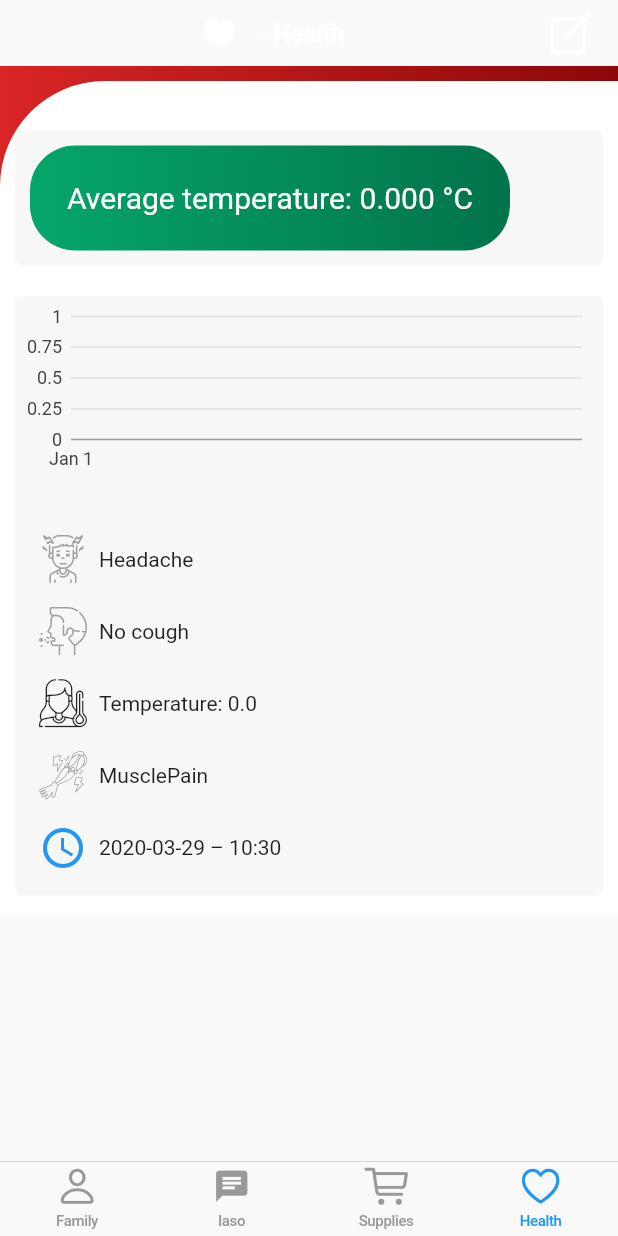
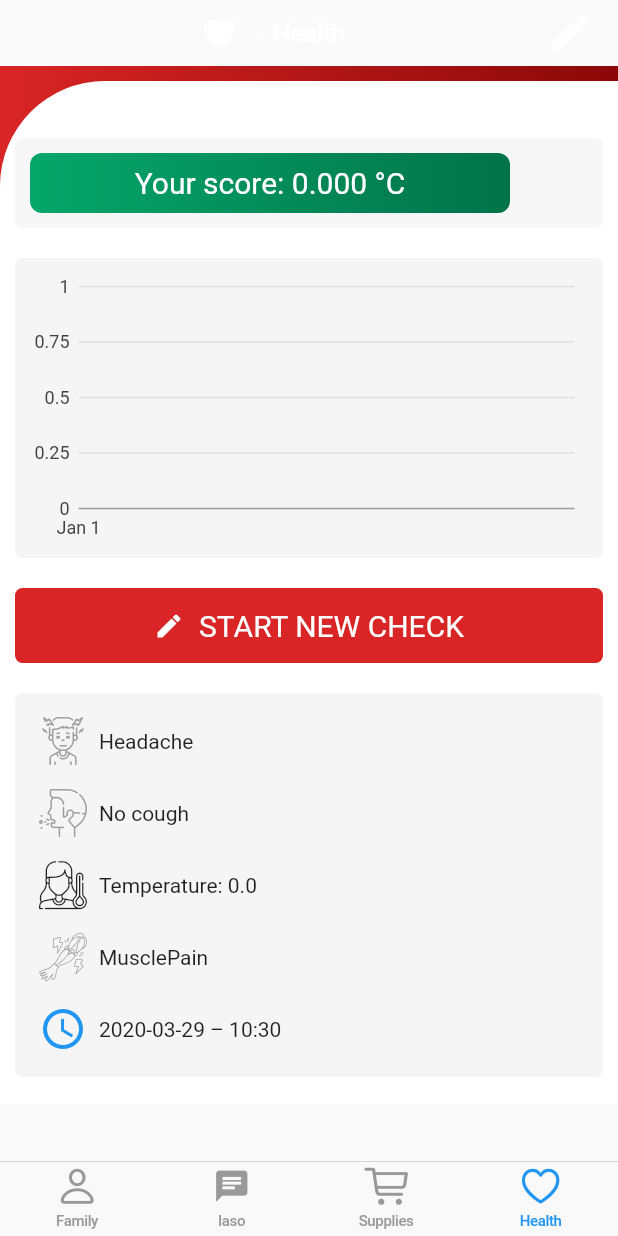
Before and after one commit to tadijam64/Iaso, a Flutter app: the Health screen opened directly, on a phone screen of 412 x 824 dp. Run offline on Flutter 3.47's test engine with Material 2 defaults, Android fonts, the phone set to English and light mode, and no system bars; our stand-ins replace charts_flutter, cloud_firestore, contacts_service, dio, flutter_local_notifications, flutter_markdown and 6 more; missing offline and left inert: dart:ffi; accounts and stored records are empty; network calls fail.

Commit message:
Male promjene dizajna.

```diff
--- a/lib/Common/Settings.dart
+++ b/lib/Common/Settings.dart
@@ -2,7 +2,7 @@ import 'package:cloud_firestore/cloud_firestore.dart';
 import 'package:flutter/material.dart';
 import 'package:get/get.dart';
 import 'package:iaso/Views/Contacts.dart';
-import 'package:iaso/Views/Family.dart';
+import 'package:iaso/Views/Daily.dart';
 import 'package:iaso/Views/LoginPhoneNumber.dart';
 import 'package:iaso/Views/Pool.dart';
 import 'package:iaso/Views/Supplies.dart';
@@ -51,7 +51,7 @@ class Settings {
           if (hasUserAddedContacts == null || !hasUserAddedContacts) {
             Get.off(Contacts());
           } else {
-            Get.off(Family());
+            Get.off(Daily());
           }
         }
       });
--- a/lib/Views/Health.dart
+++ b/lib/Views/Health.dart
@@ -80,7 +80,7 @@ class HealthState extends State<Health> {
                   trailing: GestureDetector(
                       onTap: () => {Get.to(AddHealthRecord())},
                       child: Icon(
-                        CupertinoIcons.create_solid,
+                        Icons.create,
                         color: Colors.white,
                       )),
                 ),
@@ -112,7 +112,7 @@ class HealthState extends State<Health> {
   _content(String userID) {
     return SingleChildScrollView(
         child: Padding(
-      padding: EdgeInsets.symmetric(horizontal: 10, vertical: 13),
+      padding: EdgeInsets.symmetric(horizontal: 10, vertical: 18),
       child: Column(
         children: <Widget>[
           SizedBox(
@@ -124,7 +124,6 @@ class HealthState extends State<Health> {
           ),
           Container(
             width: double.infinity,
-            height: 400,
             decoration: BoxDecoration(
                 color: Color(0xFFF7F7F7),
                 borderRadius: BorderRadius.all(Radius.circular(5))),
--- a/lib/Widget/Chat.dart
+++ b/lib/Widget/Chat.dart
@@ -2,6 +2,7 @@ import 'dart:ffi';
 
 import 'package:flutter/cupertino.dart';
 import 'package:flutter/material.dart';
+import 'package:flutter_markdown/flutter_markdown.dart';
 
 class ChatBubble extends StatefulWidget {
   bool right = true;
@@ -52,8 +53,7 @@ class ChatBubbleState extends State<ChatBubble> {
                 child: Text(text,
                     style: TextStyle(
                         color: right ? Colors.white : Colors.grey[800],
-                      fontSize: 16))),
-        ),
+                        fontSize: 16)))),
         !right
             ? Container(
                 width: (MediaQuery.of(context).size.width * 0.12),
--- a/lib/Widget/HealthOverviewTile.dart
+++ b/lib/Widget/HealthOverviewTile.dart
@@ -12,6 +12,9 @@ class HealthOverviewTile extends StatelessWidget {
   @override
   Widget build(BuildContext context) {
     return Container(
+        decoration: BoxDecoration(
+            color: Colors.grey[100],
+            borderRadius: BorderRadius.all(Radius.circular(5))),
         padding: const EdgeInsets.all(8),
         child: Column(
           children: <Widget>[
--- a/lib/Widget/TemperatureGraphTile.dart
+++ b/lib/Widget/TemperatureGraphTile.dart
@@ -1,8 +1,11 @@
 import 'package:charts_flutter/flutter.dart';
 import 'package:flutter/cupertino.dart';
+import 'package:flutter/material.dart' as mat;
 import 'package:flutter/material.dart';
+import 'package:get/get.dart';
 import 'package:iaso/Models/Health/GetHealthReportInteractor.dart';
 import 'package:iaso/Models/Health/HealthCheck.dart';
+import 'package:iaso/Views/AddHealthRecord.dart';
 import 'package:iaso/Widget/HealthOverviewTile.dart';
 
 class TemperatureGraphTile extends StatefulWidget {
@@ -48,8 +51,16 @@ class TemperatureGraphTileState extends State<TemperatureGraphTile> {
   @override
   Widget build(BuildContext context) {
     return Container(
+        color: Colors.white,
         child: Column(children: <Widget>[
-        Expanded(
+          Container(
+              width: double.infinity,
+              height: 200,
+              decoration: BoxDecoration(
+                  color: Colors.grey[100],
+                  borderRadius: BorderRadius.all(Radius.circular(5))),
+              child: Padding(
+                  padding: EdgeInsets.all(5),
                   child: TimeSeriesChart(
                     mapChartData(healthChecks),
                     animate: true,
@@ -63,13 +74,38 @@ class TemperatureGraphTileState extends State<TemperatureGraphTile> {
                         changedListener: _onSelectionChanged,
                       )
                     ],
+                  ))),
+          SizedBox(
+            height: 20,
+          ),
+          GestureDetector(
+              onTap: () => {Get.to(AddHealthRecord())},
+              child: Container(
+                width: double.infinity,
+                height: 50,
+                decoration: BoxDecoration(
+                    color: mat.Color(0xFFD92525),
+                    borderRadius: BorderRadius.all(Radius.circular(5))),
+                child: Row(
+                  mainAxisAlignment: MainAxisAlignment.center,
+                  crossAxisAlignment: CrossAxisAlignment.center,
+                  children: <Widget>[
+                    Icon(Icons.create, color: Colors.white, size: 20),
+                    SizedBox(
+                      width: 10,
+                    ),
+                    Text(
+                      "START NEW CHECK",
+                      style: mat.TextStyle(color: Colors.white, fontSize: 20),
+                    )
+                  ],
+                ),
               )),
           SizedBox(
             height: 20,
           ),
           HealthOverviewTile(healthCheck: selectedHealthCheck)
-      ]),
-    );
+        ]));
   }
 
   /// Creates a [TimeSeriesChart] with sample data and no transition.
--- a/lib/Widget/TemperatureOverviewTile.dart
+++ b/lib/Widget/TemperatureOverviewTile.dart
@@ -56,7 +56,7 @@ class TemperatureOverviewTileState extends State<TemperatureOverviewTile> {
   Widget build(BuildContext context) {
     return Container(
         width: double.infinity,
-        height: 90,
+        height: 60,
         decoration: BoxDecoration(
             color: Color(0xFFF7F7F7),
             borderRadius: BorderRadius.all(Radius.circular(5))),
@@ -73,10 +73,10 @@ class TemperatureOverviewTileState extends State<TemperatureOverviewTile> {
                       height: 150,
                       decoration: BoxDecoration(
                           gradient: LinearGradient(colors: _getStatusColors()),
-                          borderRadius: BorderRadius.all(Radius.circular(30))),
+                          borderRadius: BorderRadius.all(Radius.circular(8))),
                       child: Center(
                           child: Text(
-                        "Average temperature: " + temperatureAverage,
+                        "Your score: " + temperatureAverage,
                         style: TextStyle(fontSize: 20, color: Colors.white),
                       )),
                     ),
```
Also changed, not shown: lib/Views/Daily.dart (+68 -14 lines), pubspec.yaml (+4 -3 lines), assets/isao.png (added), pubspec.lock. Lines whose indentation alone changed are shown as unchanged.
